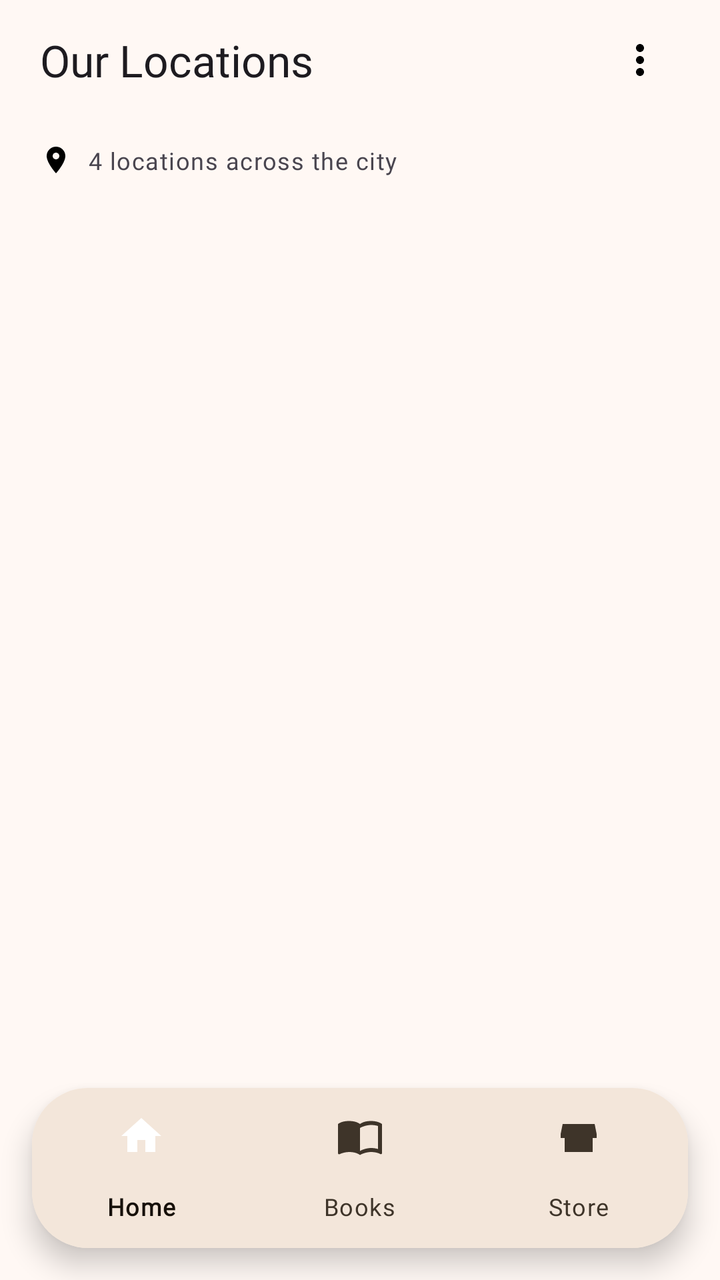
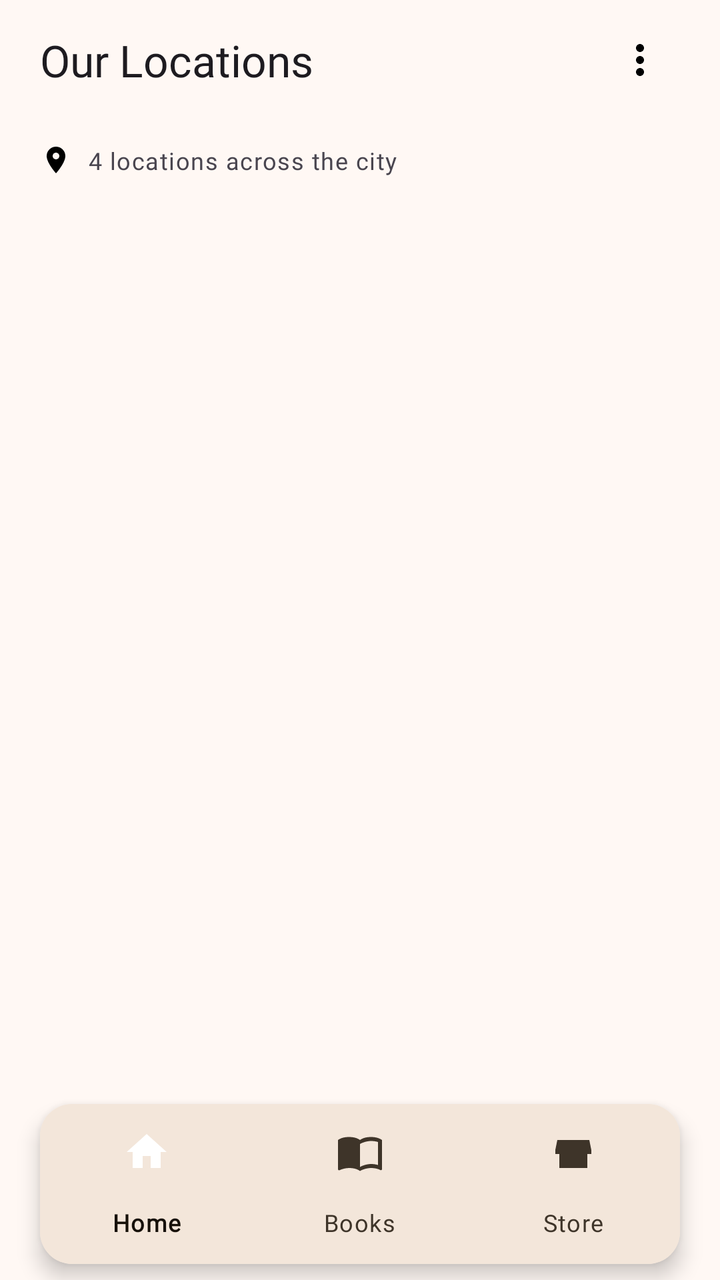

Compare the two renders of this Android layout. The source of the first and the diff that turns it into the second are given below.
<!-- AndroidManifest.xml: application theme Theme.DClassicsBooks -->
<!-- res/layout/activity_stores.xml -->
<?xml version="1.0" encoding="utf-8"?>
<androidx.coordinatorlayout.widget.CoordinatorLayout xmlns:android="http://schemas.android.com/apk/res/android"
    xmlns:app="http://schemas.android.com/apk/res-auto"
    android:layout_width="match_parent"
    android:layout_height="match_parent"
    android:fitsSystemWindows="true">

    <com.google.android.material.appbar.AppBarLayout
        android:layout_width="match_parent"
        android:layout_height="wrap_content"
        android:fitsSystemWindows="true"
        app:elevation="0dp">

        <androidx.constraintlayout.widget.ConstraintLayout
            android:layout_width="match_parent"
            android:layout_height="60dp"
            android:paddingHorizontal="@dimen/space250">

            <TextView
                android:layout_width="wrap_content"
                android:layout_height="wrap_content"
                android:text="@string/stores_title"
                android:textAppearance="?attr/textAppearanceTitleLarge"
                app:layout_constraintStart_toStartOf="parent"
                app:layout_constraintTop_toTopOf="parent"
                app:layout_constraintBottom_toBottomOf="parent"/>

            <ImageButton
                android:id="@+id/btn_overflow"
                android:layout_width="40dp"
                android:layout_height="40dp"
                android:src="@drawable/ic_more_vert"
                android:background="?attr/selectableItemBackgroundBorderless"
                android:contentDescription="Menu"
                app:layout_constraintEnd_toEndOf="parent"
                app:layout_constraintTop_toTopOf="parent"
                app:layout_constraintBottom_toBottomOf="parent"/>

        </androidx.constraintlayout.widget.ConstraintLayout>

        <LinearLayout
            android:layout_width="match_parent"
            android:layout_height="wrap_content"
            android:orientation="horizontal"
            android:gravity="center_vertical"
            android:paddingHorizontal="@dimen/space250"
            android:paddingVertical="@dimen/space150">

            <ImageView
                android:layout_width="16dp"
                android:layout_height="16dp"
                android:src="@drawable/ic_location_on"
                android:contentDescription="@null"/>

            <TextView
                android:layout_width="wrap_content"
                android:layout_height="wrap_content"
                android:text="@string/locations_count"
                android:textAppearance="?attr/textAppearanceLabelMedium"
                android:layout_marginStart="@dimen/space100"/>

        </LinearLayout>

        <View
            android:layout_width="match_parent"
            android:layout_height="1dp"/>

    </com.google.android.material.appbar.AppBarLayout>

    <androidx.recyclerview.widget.RecyclerView
        android:id="@+id/rv_stores"
        android:layout_width="match_parent"
        android:layout_height="match_parent"
        android:paddingHorizontal="@dimen/space250"
        android:paddingTop="@dimen/space200"
        android:paddingBottom="110dp"
        android:clipToPadding="false"
        app:layoutManager="androidx.recyclerview.widget.LinearLayoutManager"
        app:layout_behavior="@string/appbar_scrolling_view_behavior"/>

    
    <com.google.android.material.card.MaterialCardView
        android:layout_width="match_parent"
        android:layout_height="wrap_content"
        android:layout_gravity="bottom"
        android:layout_marginStart="@dimen/space200"
        android:layout_marginEnd="@dimen/space200"
        android:layout_marginBottom="@dimen/space200"
        app:cardCornerRadius="28dp"
        app:cardElevation="8dp">

        <com.google.android.material.bottomnavigation.BottomNavigationView
            android:id="@+id/bottom_nav"
            android:layout_width="match_parent"
            android:layout_height="wrap_content"
            app:menu="@menu/bottom_navigation"/>

    </com.google.android.material.card.MaterialCardView>

</androidx.coordinatorlayout.widget.CoordinatorLayout>
<!-- resources referenced by this layout -->
<resources>
  <dimen name="space100">8dp</dimen>
  <dimen name="space150">12dp</dimen>
  <dimen name="space200">16dp</dimen>
  <dimen name="space250">20dp</dimen>
  <string name="locations_count">4 locations across the city</string>
  <string name="stores_title">Our Locations</string>
  <style name="Theme.DClassicsBooks" parent="Theme.DClassicsBooks.Base" />
  <color name="primary">#4E3000</color>
  <color name="white">#FFFFFF</color>
  <color name="primary_container">#926421</color>
  <color name="secondary">#45331C</color>
  <color name="secondary_container">#80694E</color>
  <color name="accent">#00385F</color>
  <color name="accent_container">#43709D</color>
  <color name="error">#740006</color>
  <color name="error_container">#CF2C27</color>
  <color name="surface">#FFF8F4</color>
  <color name="surface_container_low">#FFF1E5</color>
  <color name="surface_container">#F3E6DA</color>
  <color name="surface_container_high">#DCCFC4</color>
  <color name="outline">#5C5144</color>
  <color name="outline_variant">#776B5E</color>
  <color name="on_surface">#161009</color>
  <color name="on_surface_variant">#3E3429</color>
  <style name="Typography.DisplayLarge" parent="TextAppearance.Material3.DisplayLarge">
          <item name="fontFamily">@font/aleo_semibold</item>
          <item name="android:fontFamily">@font/aleo_semibold</item>
      </style>
  <style name="Typography.DisplayMedium" parent="TextAppearance.Material3.DisplayMedium">
          <item name="fontFamily">@font/aleo_semibold</item>
          <item name="android:fontFamily">@font/aleo_semibold</item>
      </style>
  <style name="Typography.DisplaySmall" parent="TextAppearance.Material3.DisplaySmall">
          <item name="fontFamily">@font/aleo_semibold</item>
          <item name="android:fontFamily">@font/aleo_semibold</item>
      </style>
  <style name="Typography.HeadlineLarge" parent="TextAppearance.Material3.HeadlineLarge">
          <item name="fontFamily">@font/aleo_semibold</item>
          <item name="android:fontFamily">@font/aleo_semibold</item>
      </style>
  <style name="Typography.HeadlineSmall" parent="TextAppearance.Material3.HeadlineSmall">
          <item name="fontFamily">@font/aleo_semibold</item>
          <item name="android:fontFamily">@font/aleo_semibold</item>
      </style>
  <style name="Typography.TitleLarge" parent="TextAppearance.Material3.TitleLarge">
          <item name="fontFamily">@font/aleo_semibold</item>
          <item name="android:fontFamily">@font/aleo_semibold</item>
      </style>
  <style name="Typography.TitleMedium" parent="TextAppearance.Material3.TitleMedium">
          <item name="fontFamily">@font/aleo_semibold</item>
          <item name="android:fontFamily">@font/aleo_semibold</item>
      </style>
  <style name="Typography.TitleSmall" parent="TextAppearance.Material3.TitleSmall">
          <item name="fontFamily">@font/aleo_semibold</item>
          <item name="android:fontFamily">@font/aleo_semibold</item>
      </style>
  <style name="Typography.LabelLarge" parent="TextAppearance.Material3.LabelLarge">
          <item name="fontFamily">@font/inter_medium</item>
          <item name="android:fontFamily">@font/inter_medium</item>
      </style>
  <style name="Typography.LabelMedium" parent="TextAppearance.Material3.LabelMedium">
          <item name="fontFamily">@font/inter_medium</item>
          <item name="android:fontFamily">@font/inter_medium</item>
      </style>
  <style name="Typography.LabelSmall" parent="TextAppearance.Material3.LabelSmall">
          <item name="fontFamily">@font/inter_medium</item>
          <item name="android:fontFamily">@font/inter_medium</item>
      </style>
  <style name="Widget.DClassicsBooks.CardView" parent="Widget.Material3.CardView.Filled">
          <item name="cardBackgroundColor">?attr/colorSurfaceContainerLow</item>
          <item name="strokeWidth">0dp</item>
      </style>
  <!-- unchanged entries left out for length: 7 -->
</resources>

<!-- the commit's change to res/layout/activity_stores.xml (unified diff, before → after) -->
@@ -9,7 +9,7 @@
         android:layout_width="match_parent"
         android:layout_height="wrap_content"
         android:fitsSystemWindows="true"
-        app:elevation="0dp">
+        app:elevation="@dimen/elevation_level0">
 
         <androidx.constraintlayout.widget.ConstraintLayout
             android:layout_width="match_parent"
@@ -83,11 +83,11 @@
         android:layout_width="match_parent"
         android:layout_height="wrap_content"
         android:layout_gravity="bottom"
-        android:layout_marginStart="@dimen/space200"
-        android:layout_marginEnd="@dimen/space200"
-        android:layout_marginBottom="@dimen/space200"
-        app:cardCornerRadius="28dp"
-        app:cardElevation="8dp">
+        android:layout_marginStart="@dimen/space250"
+        android:layout_marginEnd="@dimen/space250"
+        android:layout_marginBottom="@dimen/space100"
+        app:shapeAppearance="@style/ShapeAppearance.Material3.Corner.Large"
+        app:cardElevation="@dimen/elevation_level3">
 
         <com.google.android.material.bottomnavigation.BottomNavigationView
             android:id="@+id/bottom_nav"
<!-- resource entries referenced after the edit -->
@@ -1,5 +1,7 @@
 <!-- resources referenced by this layout -->
 <resources>
+  <dimen name="elevation_level0">0dp</dimen>
+  <dimen name="elevation_level3">6dp</dimen>
   <dimen name="space100">8dp</dimen>
   <dimen name="space150">12dp</dimen>
   <dimen name="space200">16dp</dimen>
